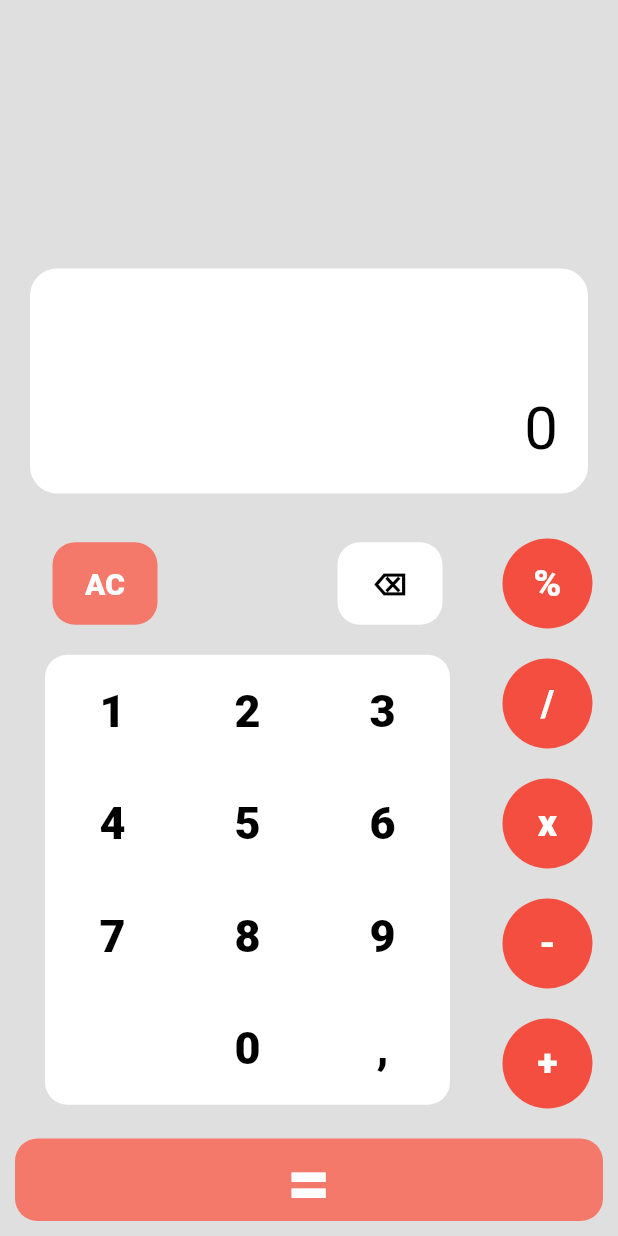
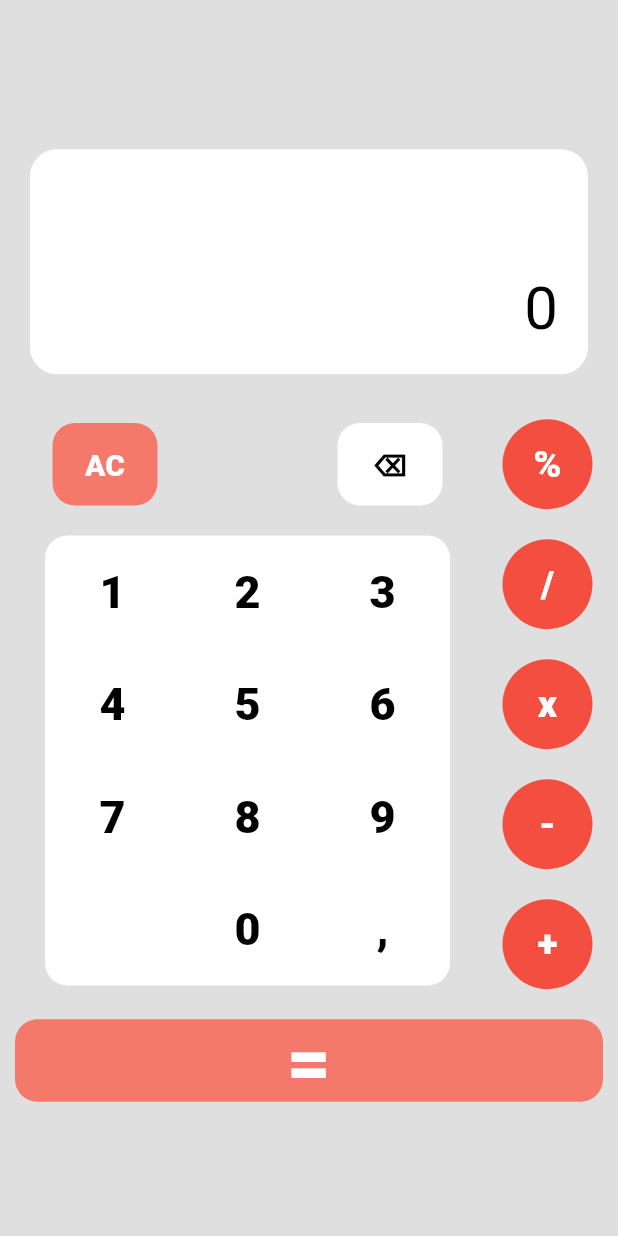
Before and after one commit to Victor78970513/calculator_app_flutterbloc, a Flutter app: the screen it shows after launch, on a phone screen of 412 x 824 dp. Run offline on Flutter 3.47's test engine with Material 2 defaults, Android fonts, the phone set to English and light mode, and no system bars; our stand-ins replace flutter_bloc, math_expressions.

```diff
--- a/lib/screens/home_screen.dart
+++ b/lib/screens/home_screen.dart
@@ -15,7 +15,7 @@ class HomeScreen extends StatelessWidget {
           backgroundColor: const Color(0xffDFDFDF),
           body: SafeArea(
               child: Column(
-            mainAxisAlignment: MainAxisAlignment.end,
+            mainAxisAlignment: MainAxisAlignment.center,
             children: [
               BoardResult(state.mathResult, state.rawOperation),
               Column(children: [
--- a/pubspec.yaml
+++ b/pubspec.yaml
@@ -38,7 +38,6 @@ dependencies:
   cupertino_icons: ^1.0.2
   math_expressions: ^2.3.1
   flutter_bloc: ^8.1.2
-  provider: ^6.0.5
 
 dev_dependencies:
   flutter_test:
```
Also changed, not shown: pubspec.lock, 4 other files.
